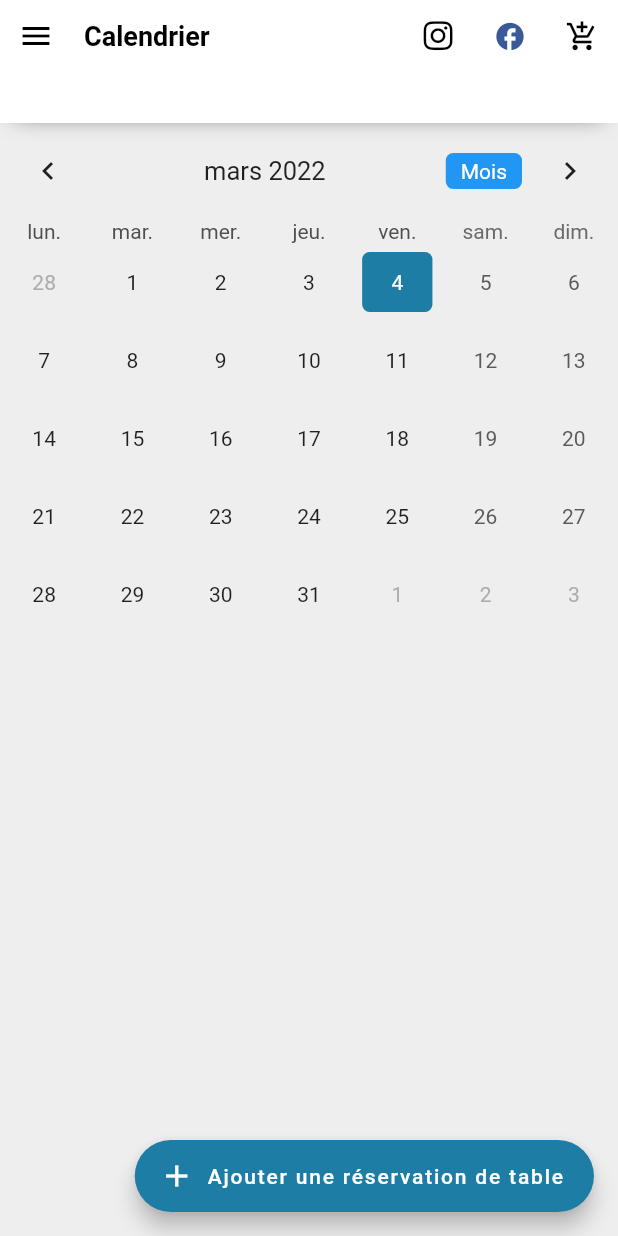
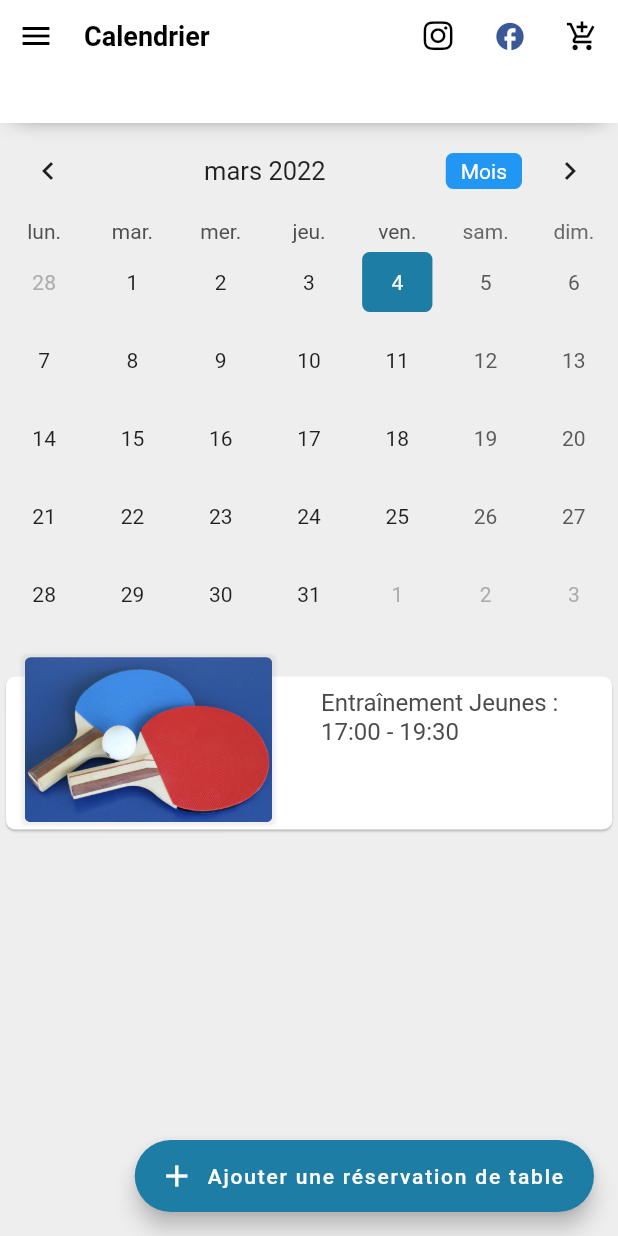
Before and after one commit to TheoLaperrouse/Flutter_TFTT, a Flutter app: the TableBooking screen opened by its route, on a phone screen of 412 x 824 dp. Run offline on Flutter 3.47's test engine with Material 2 defaults, Android fonts, the phone set to English and light mode, and no system bars; drawn by our look-alikes of table_calendar; our stand-ins replace awesome_notifications, carousel_slider, flutter_settings_screens, font_awesome_flutter, webview_flutter; network calls fail; statements that could not run were skipped.

Commit message:
Ajout Entrainement Récurrent + Live + fix Header

```diff
--- /dev/null
+++ b/lib/constants/RecurringEvents.dart
@@ -0,0 +1,62 @@
+import 'package:flutter_tftt/models/event.dart';
+
+// Each internal Array is a weekDay (recurringEvents[1] => Lundi)
+List<List<Event>> recurringEvents = [
+  [],
+  [],
+  [
+    Event(
+        startDate: new DateTime(0, 0, 0, 17),
+        endDate: new DateTime(0, 0, 0, 18, 30),
+        title: "Entraînement Jeune",
+        type: "Entraînement"),
+    Event(
+        startDate: new DateTime(0, 0, 0, 18, 30),
+        endDate: new DateTime(0, 0, 0, 20, 30),
+        title: "Entraînement Loisirs / Compétition",
+        type: "Entraînement")
+  ],
+  [
+    Event(
+        startDate: new DateTime(0, 0, 0, 10),
+        endDate: new DateTime(0, 0, 0, 12),
+        title: "Entrainement Jeunes/Handisport",
+        type: "Entraînement"),
+    Event(
+        startDate: new DateTime(0, 0, 0, 14),
+        endDate: new DateTime(0, 0, 0, 17, 30),
+        title: "Entrainement Jeunes",
+        type: "Entraînement"),
+    Event(
+        startDate: new DateTime(0, 0, 0, 19),
+        endDate: new DateTime(0, 0, 0, 21),
+        title: "Entrainement Loisirs encadré",
+        type: "Entraînement")
+  ],
+  [
+    Event(
+        startDate: new DateTime(0, 0, 0, 14),
+        endDate: new DateTime(0, 0, 0, 15, 30),
+        title: "Entraînement Handisport",
+        type: "Entraînement"),
+    Event(
+        startDate: new DateTime(0, 0, 0, 17),
+        endDate: new DateTime(0, 0, 0, 18),
+        title: "Entraînement Jeunes",
+        type: "Entraînement"),
+    Event(
+        startDate: new DateTime(0, 0, 0, 19),
+        endDate: new DateTime(0, 0, 0, 20, 30),
+        title: "Entraînement Loisirs",
+        type: "Entraînement")
+  ],
+  [
+    Event(
+        startDate: new DateTime(0, 0, 0, 17, 0),
+        endDate: new DateTime(0, 0, 0, 19, 30),
+        title: "Entraînement Jeunes",
+        type: "Entraînement")
+  ],
+  [],
+  []
+];
--- a/lib/constants/Theme.dart
+++ b/lib/constants/Theme.dart
@@ -1,4 +1,4 @@
-import 'dart:ui' show Color;
+import 'package:flutter/material.dart';
 
 class MaterialColors {
   static const Color defaultButton = Color.fromRGBO(220, 220, 220, 1.0);
@@ -26,3 +26,11 @@ class MaterialColors {
   static const Color socialTwitter = Color.fromRGBO(91, 192, 222, 1.0);
   static const Color socialDribbble = Color.fromRGBO(234, 76, 137, 1.0);
 }
+
+class eventMarker {
+  static const colors = {
+    "Entraînement": Colors.black,
+    "Réservation de Table": Colors.blue,
+    "Match de Pro B": Colors.red,
+  };
+}
--- a/lib/models/live.dart
+++ b/lib/models/live.dart
@@ -12,7 +12,7 @@ Future<void> initLive() async {
 }
 
 Future<Live> fetchLive() async {
-  final response = await http.get(Uri.parse("${Api.apiBaseUrl}/is_live"));
+  final response = await http.get(Uri.parse("${Api.apiBaseUrl}/isLive"));
   if (response.statusCode == 200) {
     Live live = await liveFromJson(response.body);
     return live;
--- a/lib/screens/home.dart
+++ b/lib/screens/home.dart
@@ -47,7 +47,7 @@ class _HomeState extends State<Home> {
                             title: posts[index].title,
                             networkImg: posts[index].networkImg,
                             tap: () async {
-                              await UtilsFunction.launchLink(posts[index].link);
+                              await Utils.launchLink(posts[index].link);
                             }),
                       ),
                     ),
--- a/lib/screens/tablebooking.dart
+++ b/lib/screens/tablebooking.dart
@@ -1,4 +1,5 @@
 import 'package:flutter/material.dart';
+import 'package:flutter_tftt/constants/RecurringEvents.dart';
 import 'package:flutter_tftt/constants/Theme.dart';
 import 'package:flutter_tftt/models/event.dart';
 import 'package:flutter_tftt/utils/utils.dart';
@@ -6,6 +7,7 @@ import 'package:flutter_tftt/utils/utils.dart';
 import 'package:flutter_tftt/widgets/card-horizontal.dart';
 import 'package:flutter_tftt/widgets/drawer.dart';
 import 'package:flutter_tftt/widgets/navbar.dart';
+import 'package:intl/intl.dart';
 import 'package:table_calendar/table_calendar.dart';
 
 class TableBooking extends StatefulWidget {
@@ -16,8 +18,8 @@ class TableBooking extends StatefulWidget {
 class _TableBookingState extends State<TableBooking> {
   Map<DateTime, List<Event>> selectedEvents = {};
   CalendarFormat format = CalendarFormat.month;
-  DateTime selectedDay = UtilsFunction.getDay(DateTime.now());
-  DateTime focusedDay = UtilsFunction.getDay(DateTime.now());
+  DateTime selectedDay = Utils.getDay(DateTime.now());
+  DateTime focusedDay = Utils.getDay(DateTime.now());
   TimeOfDay startDate = TimeOfDay.now();
   TimeOfDay endDate;
   String typeBooking;
@@ -42,16 +44,11 @@ class _TableBookingState extends State<TableBooking> {
     fetchEvents().then((result) {
       setState(() {
         result.forEach((event) => {
-              if (selectedEvents[UtilsFunction.getDay(event.startDate)] != null)
-                {
-                  selectedEvents[UtilsFunction.getDay(event.startDate)]
-                      .add(event)
-                }
+              if (selectedEvents[Utils.getDay(event.startDate)] != null)
+                {selectedEvents[Utils.getDay(event.startDate)].add(event)}
               else
                 {
-                  selectedEvents[UtilsFunction.getDay(event.startDate)] = [
-                    event
-                  ]
+                  selectedEvents[Utils.getDay(event.startDate)] = [event]
                 }
             });
       });
@@ -59,9 +56,10 @@ class _TableBookingState extends State<TableBooking> {
   }
 
   List<Event> _getEventsfromDay(DateTime date) {
-    if (selectedEvents[date] != null) {
-      var events = selectedEvents[date];
-      events.sort((a, b) => a.startDate.compareTo(b.startDate));
+    List<Event> dayEvents = recurringEvents[date.weekday];
+    if (dayEvents != [] || selectedEvents[date] != null) {
+      List<Event> events = [...dayEvents, ...(selectedEvents[date] ?? [])];
+      events.sort((a, b) => Utils.compareTimeOfDay(a.startDate, b.startDate));
       return events;
     }
     return [];
@@ -83,7 +81,7 @@ class _TableBookingState extends State<TableBooking> {
               CalendarFormat.twoWeeks: '2 Semaines',
               CalendarFormat.week: 'Semaine'
             },
-            focusedDay: UtilsFunction.getDay(selectedDay),
+            focusedDay: Utils.getDay(selectedDay),
             firstDay: DateTime(1990),
             lastDay: DateTime(2050),
             locale: 'fr-FR',
@@ -97,8 +95,8 @@ class _TableBookingState extends State<TableBooking> {
             daysOfWeekVisible: true,
             onDaySelected: (DateTime selectDay, DateTime focusDay) {
               setState(() {
-                selectedDay = UtilsFunction.getDay(selectDay);
-                focusedDay = UtilsFunction.getDay(focusDay);
+                selectedDay = Utils.getDay(selectDay);
+                focusedDay = Utils.getDay(focusDay);
               });
             },
             selectedDayPredicate: (DateTime date) {
@@ -140,6 +138,24 @@ class _TableBookingState extends State<TableBooking> {
                 color: Colors.white,
               ),
             ),
+            calendarBuilders: CalendarBuilders(
+              singleMarkerBuilder: (context, date, event) {
+                if (event.type != 'Entraînement') {
+                  return Container(
+                    decoration: BoxDecoration(
+                        shape: BoxShape.circle,
+                        color: date == selectedDay
+                            ? Colors.white
+                            : eventMarker.colors[event.type]),
+                    width: 5.0,
+                    height: 5.0,
+                    margin: const EdgeInsets.symmetric(horizontal: 1.5),
+                  );
+                } else {
+                  return Container();
+                }
+              },
+            ),
           ),
           SizedBox(
             height: 15,
@@ -148,11 +164,10 @@ class _TableBookingState extends State<TableBooking> {
               child: SingleChildScrollView(
                   child: Column(
             children: [
-              ..._getEventsfromDay(selectedDay).map(
-                (Event event) => CardHorizontal(
-                  title: event.title,
-                ),
-              ),
+              ..._getEventsfromDay(selectedDay).map((Event event) => CardHorizontal(
+                  title:
+                      '${event.title} : \n${DateFormat('kk:mm').format(event.startDate)} - ${DateFormat('kk:mm').format(event.endDate)}',
+                  height: 110)),
             ],
           )))
         ],
@@ -187,14 +202,13 @@ class _TableBookingState extends State<TableBooking> {
                       hour: this.startDate.hour + 1,
                       minute: this.startDate.minute);
                   var event = Event(
-                      startDate: UtilsFunction.timeOfDayToDateTime(
+                      startDate: Utils.timeOfDayToDateTime(
                           this.selectedDay, this.startDate),
-                      endDate: UtilsFunction.timeOfDayToDateTime(
+                      endDate: Utils.timeOfDayToDateTime(
                           this.selectedDay, this.endDate),
                       type: 'Réservation de Table',
-                      title:
-                          'Réservation de Table : \n ${startDate.format(context)} - ${endDate.format(context)}');
-                  DateTime formattedDay = UtilsFunction.getDay(selectedDay);
+                      title: 'Réservation de Table');
+                  DateTime formattedDay = Utils.getDay(selectedDay);
                   if (selectedEvents[formattedDay] != null) {
                     selectedEvents[formattedDay].add(event);
                   } else {
--- a/lib/screens/teams.dart
+++ b/lib/screens/teams.dart
@@ -50,7 +50,7 @@ class _TeamsState extends State<Teams> {
                             cta: "Voir les résultats de l'équipe",
                             title: teams[index].nomEquipe,
                             tap: () {
-                              UtilsFunction.launchLink(
+                              Utils.launchLink(
                                   "https://thorigne-tt.net/la-pro-b/");
                             }),
                       ),
--- a/lib/utils/utils.dart
+++ b/lib/utils/utils.dart
@@ -1,13 +1,26 @@
+import 'package:flutter/material.dart';
 import 'package:url_launcher/url_launcher.dart';
 
-class UtilsFunction {
+class Utils {
   static void launchLink(url) async {
     await launch(url);
   }
 
-  static DateTime timeOfDayToDateTime(selectedDay, t) {
+  static DateTime timeOfDayToDateTime(DateTime selectedDay, TimeOfDay t) {
     return new DateTime(
         selectedDay.year, selectedDay.month, selectedDay.day, t.hour, t.minute);
+  }
+
+  static TimeOfDay dateTimeToTimeOfDay(DateTime dateTime) {
+    return new TimeOfDay(hour: dateTime.hour, minute: dateTime.minute);
+  }
+
+  static int compareTimeOfDay(DateTime dateTimeA, DateTime dateTimeB) {
+    DateTime timeOfDayA =
+        new DateTime(0, 0, 0, dateTimeA.hour, dateTimeA.minute);
+    DateTime timeOfDayB =
+        new DateTime(0, 0, 0, dateTimeB.hour, dateTimeB.minute);
+    return timeOfDayA.compareTo(timeOfDayB);
   }
 
   static DateTime getDay(selectedDay) {
--- a/lib/widgets/card-horizontal.dart
+++ b/lib/widgets/card-horizontal.dart
@@ -6,19 +6,21 @@ class CardHorizontal extends StatelessWidget {
       {this.title = "Placeholder Title",
       this.cta = "",
       this.networkImg = null,
-      this.tap = defaultFunc});
+      this.tap = defaultFunc,
+      this.height = 130});
 
   final String cta;
   final String networkImg;
   final Function tap;
   final String title;
+  final double height;
 
   static void defaultFunc() {}
 
   @override
   Widget build(BuildContext context) {
     return Container(
-        height: 130,
+        height: height,
         margin: EdgeInsets.only(top: 10),
         child: GestureDetector(
           onTap: tap,
--- a/lib/widgets/drawer-header.dart
+++ b/lib/widgets/drawer-header.dart
@@ -11,7 +11,7 @@ class DrawerHeaderWidget extends StatelessWidget {
   @override
   Widget build(BuildContext context) {
     return Container(
-      height: 110,
+      height: 130,
       child: DrawerHeader(
           decoration: BoxDecoration(color: MaterialColors.drawer),
           child: Container(
--- a/lib/widgets/drawer.dart
+++ b/lib/widgets/drawer.dart
@@ -25,7 +25,7 @@ class MaterialDrawer extends StatelessWidget {
               DrawerTile(
                   icon: Icons.live_tv,
                   onTap: () async {
-                    await UtilsFunction.launchLink(!kIsWeb
+                    await Utils.launchLink(!kIsWeb
                         ? 'fb://page/251704445607468'
                         : 'https://www.facebook.com/Equipe-professionnelle-Thorign%C3%A9-Fouillard-TT/videos/${globals.live.liveId}/');
                   },
--- a/lib/widgets/navbar.dart
+++ b/lib/widgets/navbar.dart
@@ -118,7 +118,7 @@ class _NavbarState extends State<Navbar> {
                   children: [
                     GestureDetector(
                       onTap: () async {
-                        await UtilsFunction.launchLink(
+                        await Utils.launchLink(
                             'https://www.instagram.com/thorignett/');
                       },
                       child: IconButton(
@@ -128,7 +128,7 @@ class _NavbarState extends State<Navbar> {
                     ),
                     GestureDetector(
                       onTap: () async {
-                        await UtilsFunction.launchLink(!kIsWeb
+                        await Utils.launchLink(!kIsWeb
                             ? 'fb://page/251704445607468'
                             : 'https://www.facebook.com/Equipe-professionnelle-Thorign%C3%A9-Fouillard-TT-251704445607468');
                       },
@@ -139,8 +139,7 @@ class _NavbarState extends State<Navbar> {
                     ),
                     GestureDetector(
                       onTap: () async {
-                        await UtilsFunction.launchLink(
-                            'https://ker-crea.fr/168-tftt');
+                        await Utils.launchLink('https://ker-crea.fr/168-tftt');
                       },
                       child: IconButton(
                           icon: Icon(Icons.add_shopping_cart,
```
Also changed, not shown: 1 other file.
